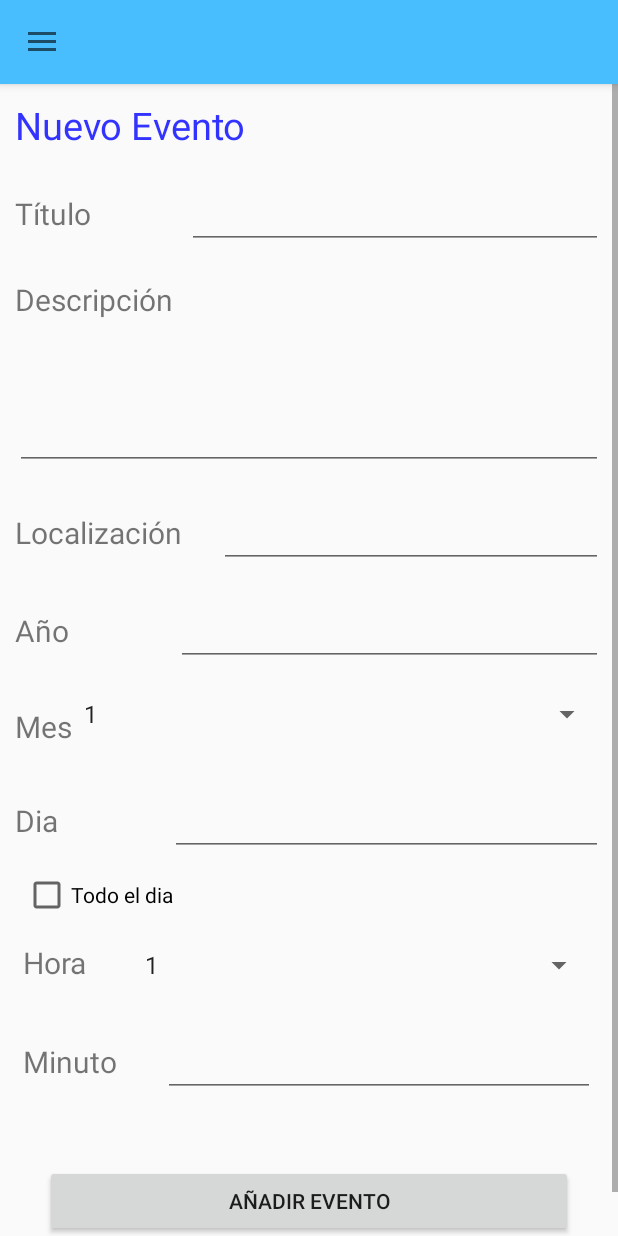
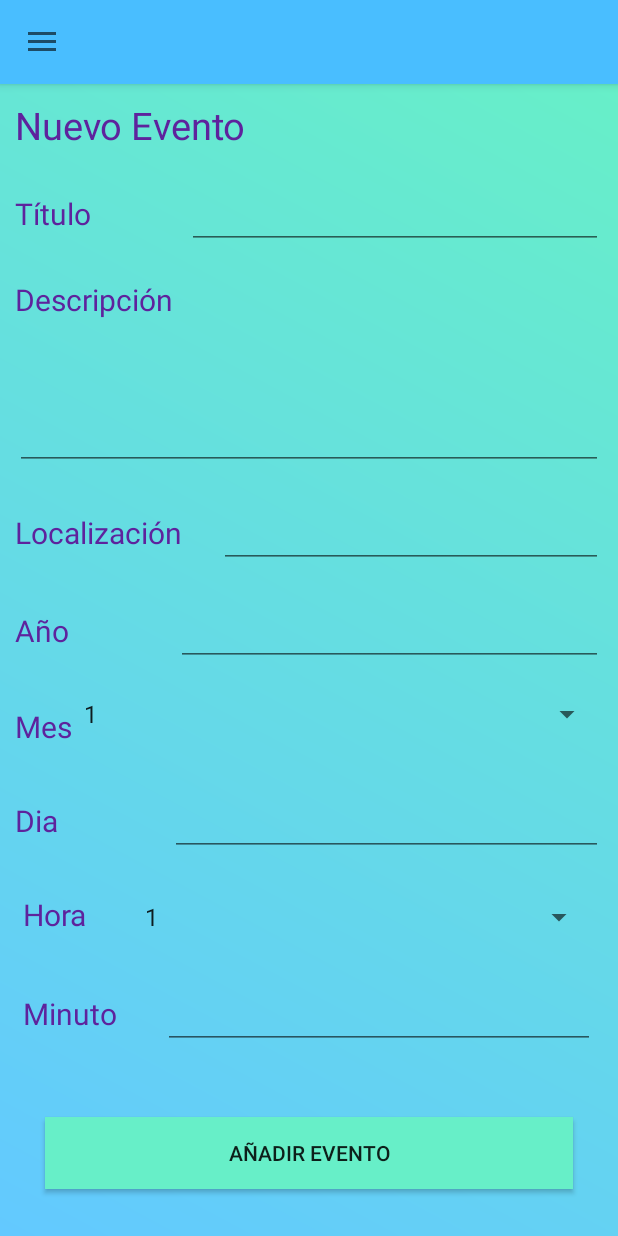
Before and after one commit to pbldmngz/new_csm, an Android app: the fragment actionsFragment placed in its activity, on a phone screen of 412 x 824 dp. Run offline under Robolectric (Android 15) with nearby library versions, the phone set to English and light mode, and no system bars.

Commit message:
Beautify Actions

```diff
--- a/app/src/main/java/com/example/menutest/actionsFragment.java
+++ b/app/src/main/java/com/example/menutest/actionsFragment.java
@@ -25,7 +25,6 @@ public class actionsFragment extends Fragment {
     EditText year = null;
     Spinner month = null;
     EditText day = null;
-    CheckBox duration = null;
     Spinner hour = null;
     EditText minute = null;
     Button add = null;
@@ -48,7 +47,6 @@ public class actionsFragment extends Fragment {
         year = (EditText) view.findViewById(R.id.etAño);
         month = (Spinner) view.findViewById(R.id.spMes);
         day = (EditText) view.findViewById(R.id.etDia);
-        duration = (CheckBox) view.findViewById(R.id.chkDuracion);
         hour = (Spinner) view.findViewById(R.id.spHora);
         minute = (EditText) view.findViewById(R.id.etMinuto);
         add = (Button) view.findViewById(R.id.btnAnadir);
@@ -93,7 +91,6 @@ public class actionsFragment extends Fragment {
                 intent.putExtra(CalendarContract.EXTRA_EVENT_BEGIN_TIME, cal.getTimeInMillis());
                 intent.putExtra(CalendarContract.EXTRA_EVENT_END_TIME, cal.getTimeInMillis() + 60 * 60 * 1000);
 
-                intent.putExtra(CalendarContract.Events.ALL_DAY, duration.isSelected());
                 intent.putExtra(CalendarContract.Events.TITLE, title.getText().toString());
                 intent.putExtra(CalendarContract.Events.DESCRIPTION, description.getText().toString());
                 intent.putExtra(CalendarContract.Events.EVENT_LOCATION, location.getText().toString());
--- a/app/src/main/res/layout/fragment_actions.xml
+++ b/app/src/main/res/layout/fragment_actions.xml
@@ -3,7 +3,8 @@
     xmlns:app="http://schemas.android.com/apk/res-auto"
     android:orientation="vertical"
     android:layout_width="match_parent"
-    android:layout_height="match_parent">
+    android:layout_height="match_parent"
+    android:background="@drawable/grad">
 
     <ScrollView
         android:layout_width="match_parent"
@@ -26,10 +27,8 @@
                     android:layout_height="wrap_content"
                     android:layout_margin="10dp"
                     android:text="Nuevo Evento"
-                    android:textColor="#33F"
-                    android:textSize="25sp"
-
-                    />
+                    android:textColor="#5E239D"
+                    android:textSize="25sp" />
             </LinearLayout>
 
             <LinearLayout
@@ -44,7 +43,8 @@
                     android:layout_height="wrap_content"
                     android:layout_weight="1"
                     android:text="Título"
-                    android:textSize="20sp"/>
+                    android:textSize="20sp"
+                    android:textColor="#5E239D"/>
 
                 <EditText
                     android:id="@+id/etTitulo"
@@ -68,7 +68,8 @@
                     android:layout_height="wrap_content"
                     android:layout_weight="1"
                     android:text="Descripción"
-                    android:textSize="20sp"/>
+                    android:textSize="20sp"
+                    android:textColor="#5E239D"/>
 
                 <EditText
                     android:id="@+id/etDescripcion"
@@ -93,7 +94,8 @@
                     android:layout_width="136dp"
                     android:layout_height="wrap_content"
                     android:text="Localización"
-                    android:textSize="20sp"/>
+                    android:textSize="20sp"
+                    android:textColor="#5E239D"/>
 
                 <EditText
                     android:id="@+id/etLocation"
@@ -118,7 +120,8 @@
                     android:layout_height="wrap_content"
                     android:layout_weight="1"
                     android:text="Año"
-                    android:textSize="20sp" />
+                    android:textSize="20sp"
+                    android:textColor="#5E239D"/>
 
                 <EditText
                     android:id="@+id/etAño"
@@ -142,9 +145,9 @@
                     android:layout_width="wrap_content"
                     android:layout_height="wrap_content"
                     android:layout_gravity="center_vertical"
-
                     android:text="Mes"
-                    android:textSize="20sp" />
+                    android:textSize="20sp"
+                    android:textColor="#5E239D"/>
 
                 <Spinner
                     android:id="@+id/spMes"
@@ -165,7 +168,8 @@
                     android:layout_height="wrap_content"
                     android:layout_weight="1"
                     android:text="Dia"
-                    android:textSize="20sp" />
+                    android:textSize="20sp"
+                    android:textColor="#5E239D"/>
 
                 <EditText
                     android:id="@+id/etDia"
@@ -182,26 +186,13 @@
                 android:layout_height="wrap_content"
                 android:orientation="horizontal">
 
-                <CheckBox
-                    android:id="@+id/chkDuracion"
-                    android:layout_width="wrap_content"
-                    android:layout_height="wrap_content"
-                    android:layout_marginLeft="15dp"
-                    android:layout_weight="1"
-                    android:text="Todo el dia" />
-            </LinearLayout>
-
-            <LinearLayout
-                android:layout_width="match_parent"
-                android:layout_height="wrap_content"
-                android:orientation="horizontal">
-
                 <TextView
                     android:layout_width="wrap_content"
                     android:layout_height="wrap_content"
                     android:layout_margin="15dp"
                     android:text="Hora"
-                    android:textSize="20sp" />
+                    android:textSize="20sp"
+                    android:textColor="#5E239D"/>
 
                 <Spinner
                     android:id="@+id/spHora"
@@ -223,7 +214,7 @@
                     android:layout_margin="15dp"
                     android:text="Minuto"
                     android:textSize="20sp"
-                    />
+                    android:textColor="#5E239D" />
 
                 <EditText
                     android:id="@+id/etMinuto"
@@ -248,10 +239,11 @@
                     android:layout_weight="1"
                     android:onClick="Agregar"
                     android:text="Añadir Evento"
-
+                    android:background="@color/gradEnd"
                     />
 
             </LinearLayout>
+
         </LinearLayout>
 
     </ScrollView>
```
